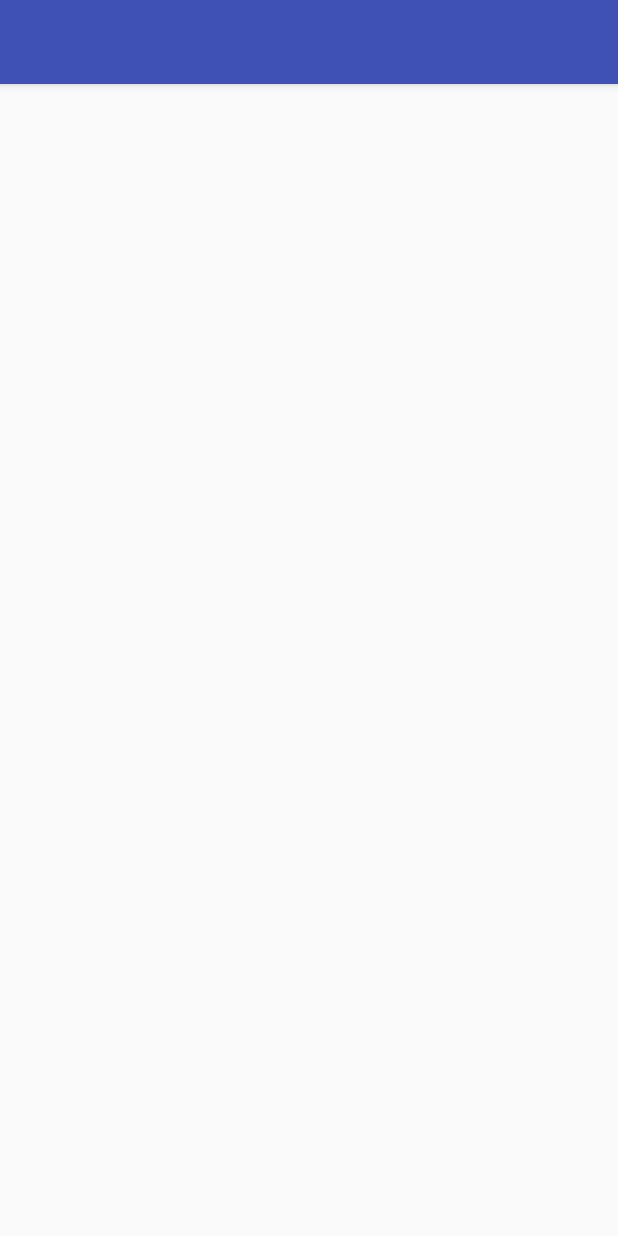
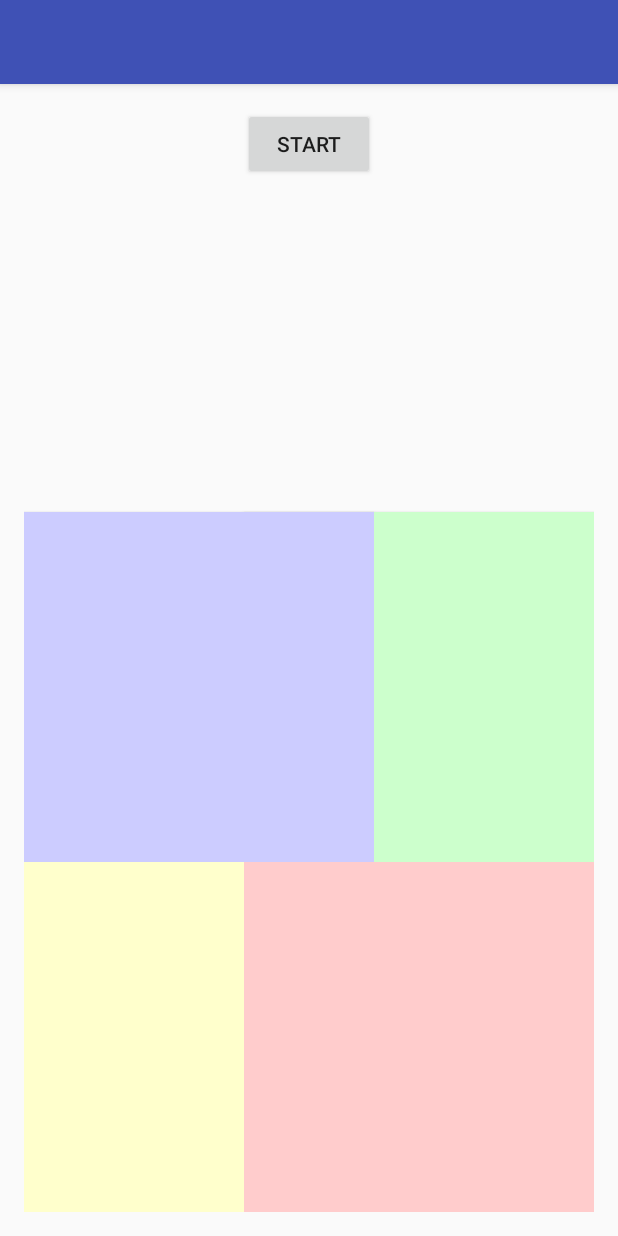
Before and after one commit to 19julio94/SimonSay, an Android app: the screen it shows after launch (MainActivity), on a phone screen of 412 x 824 dp. Run offline under Robolectric (Android 15) with nearby library versions, the phone set to English and light mode, and no system bars.

Commit message:
botones anhadidos con sus colores en modo apagado

```diff
--- a/app/src/main/java/com/example/jules/simonsay/MainActivity.java
+++ b/app/src/main/java/com/example/jules/simonsay/MainActivity.java
@@ -9,5 +9,7 @@ public class MainActivity extends AppCompatActivity {
     protected void onCreate(Bundle savedInstanceState) {
         super.onCreate(savedInstanceState);
         setContentView(R.layout.activity_main);
+
+
     }
 }
--- a/app/src/main/res/layout/activity_main.xml
+++ b/app/src/main/res/layout/activity_main.xml
@@ -10,4 +10,47 @@
     android:paddingTop="@dimen/activity_vertical_margin"
     tools:context="com.example.jules.simonsay.MainActivity">
 
+    <Button
+        android:text="START"
+        android:layout_width="wrap_content"
+        android:layout_height="wrap_content"
+        android:layout_alignParentTop="true"
+        android:layout_centerHorizontal="true"
+        android:id="@+id/button" />
+
+    <Button
+        android:layout_width="350px"
+        android:layout_height="350px"
+        android:id="@+id/b_amarillo"
+        android:background="@color/amarilloApagado"
+        android:layout_alignParentBottom="true"
+        android:layout_toLeftOf="@+id/b_rojo"
+        android:layout_toStartOf="@+id/b_rojo" />
+
+    <Button
+        android:layout_width="350px"
+        android:layout_height="350px"
+        android:id="@+id/b_rojo"
+        android:background="@color/rojoApagado"
+        android:layout_alignParentBottom="true"
+        android:layout_alignParentRight="true"
+        android:layout_alignParentEnd="true" />
+
+    <Button
+        android:layout_width="350px"
+        android:layout_height="350px"
+        android:id="@+id/b_verde"
+        android:background="@color/verdeApagado"
+        android:layout_above="@+id/b_amarillo"
+        android:layout_alignParentRight="true"
+        android:layout_alignParentEnd="true" />
+
+    <Button
+        android:layout_width="350px"
+        android:layout_height="350px"
+        android:id="@+id/b_azul"
+        android:background="@color/azulApagado"
+        android:layout_above="@+id/b_amarillo"
+        android:layout_alignLeft="@+id/b_amarillo"
+        android:layout_alignStart="@+id/b_amarillo" />
 </RelativeLayout>
```
Also changed, not shown: 3 other files.
